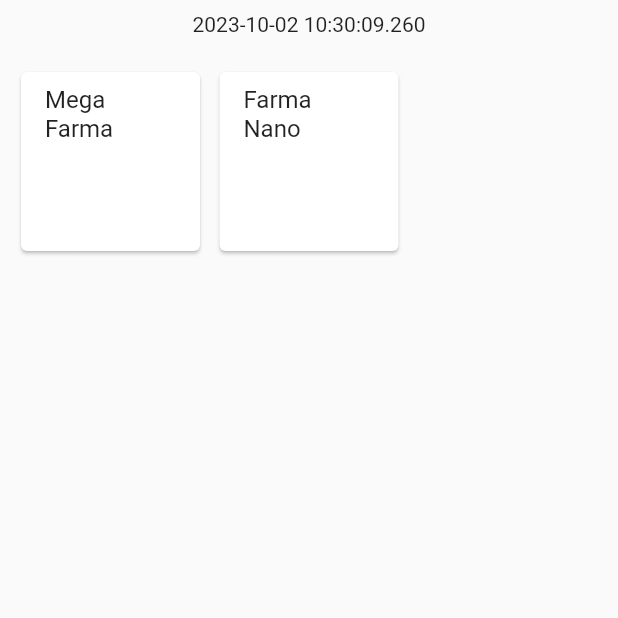
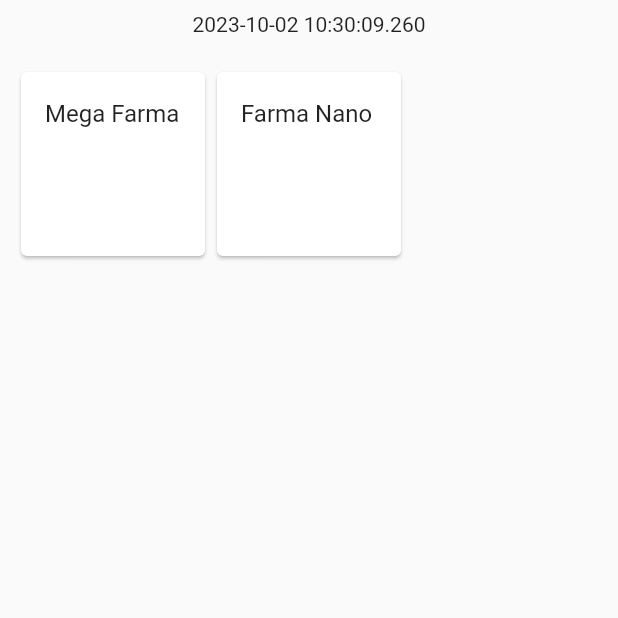
Before and after one commit to IsaiasFMAlcantara/PharmacyProject, a Flutter app: the DiaAtual screen opened directly, on a phone screen of 412 x 824 dp, the top half of it. Run offline on Flutter 3.47's test engine with Material 2 defaults, Android fonts, the phone set to English and light mode, and no system bars; network calls fail.

Commit message:
subindo novas atualizações | 02-10-2023

```diff
--- /dev/null
+++ b/lib/custom/customCard.dart
@@ -0,0 +1,38 @@
+import 'package:flutter/material.dart';
+import 'package:coworking/back/data.dart';
+
+import '../view/pagres/datelhes.dart';
+
+class CustomCard extends StatefulWidget {
+  final int idpharmacy;
+  const CustomCard({required this.idpharmacy});
+
+  @override
+  State<CustomCard> createState() => _CustomCardState();
+}
+
+class _CustomCardState extends State<CustomCard> {
+  @override
+  Widget build(BuildContext context) {
+    var dadosatual = listpharmacy
+        .where((element) => element['idFarmacia'] == widget.idpharmacy)
+        .map((element) => element.cast<String, dynamic>())
+        .toList();
+    return Container(
+      height: 200,
+      width: 150,
+      child: Card(
+        child: ListTile(
+            title: Text('${dadosatual[0]['Farmacia']}'),
+            onTap: () {
+              Navigator.push(
+                context,
+                MaterialPageRoute(
+                  builder: (context) => PageDatails(pharmacy: widget.idpharmacy),
+                ),
+              );
+            }),
+      ),
+    );
+  }
+}
--- a/lib/view/pagres/diaatual.dart
+++ b/lib/view/pagres/diaatual.dart
@@ -1,3 +1,4 @@
+import 'package:coworking/custom/customCard.dart';
 import 'package:flutter/material.dart';
 import 'package:coworking/back/data.dart';
 import 'datelhes.dart';
@@ -28,25 +29,11 @@
               child: GridView.builder(
                 gridDelegate: SliverGridDelegateWithFixedCrossAxisCount(
                   crossAxisCount: 3,
-                  mainAxisSpacing: 5.0,
-                  crossAxisSpacing: 5.0,
                 ),
                 itemCount: dadosatual.length,
                 itemBuilder: (context, index) {
                   final idpharmacy = dadosatual.toList()[index]["idFarmacia"];
-                  return Card(
-                    child: ListTile(
-                      title: Text('${dadosatual.toList()[index]["Farmacia"]}'),
-                      onTap: () {
-                        Navigator.push(
-                          context,
-                          MaterialPageRoute(
-                            builder: (context) => PageDatails(pharmacy: idpharmacy),
-                          ),
-                        );
-                      },
-                    ),
-                  );
+                  return CustomCard(idpharmacy: idpharmacy);
                 },
               ),
             ),
```
Also changed, not shown: lib/view/pagres/agenda.dart (+3 -19 lines).
